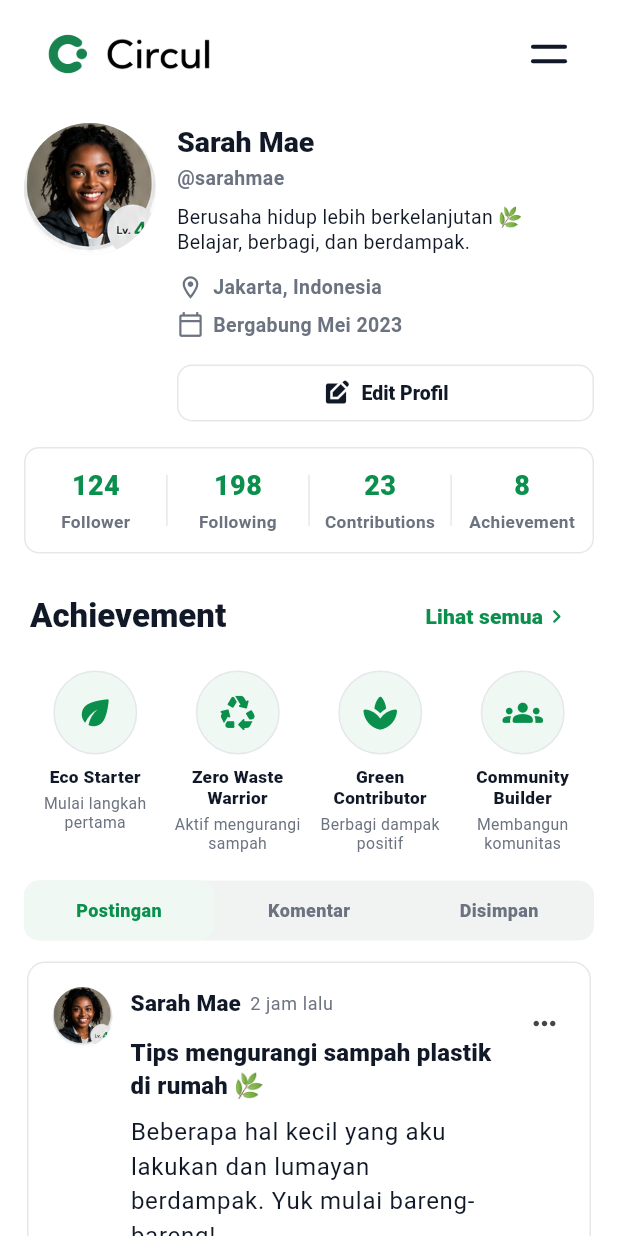
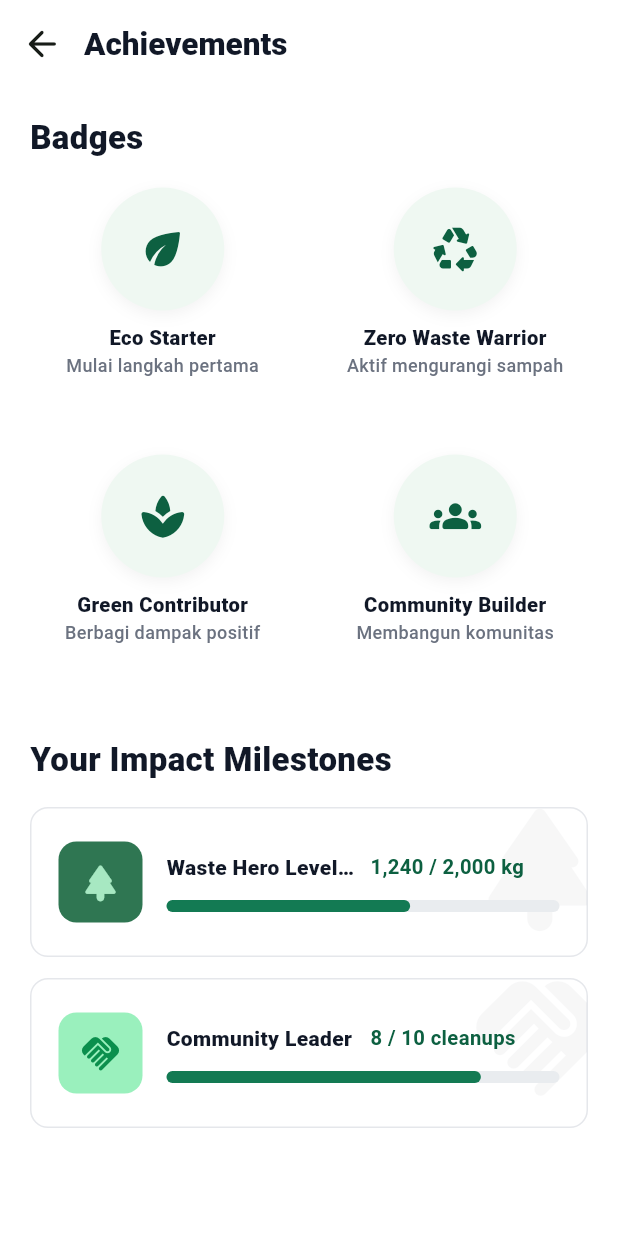
Before and after one commit to geprakoso/circul, a Flutter app: the ProfileScreen widget shown alone on an empty page, opened directly, after a tap on "Lihat semua", on a phone screen of 412 x 824 dp. Run offline on Flutter 3.47's test engine with Material 3 defaults, Android fonts, the phone set to English and light mode, and no system bars; our stand-ins replace flutter_map, geocoding, geolocator, image_picker, latlong2, lottie and 1 more; missing offline and left inert: fuzzy_search_engine; accounts and stored records are empty; Roboto replaces fonts that are missing (SF Pro Display); statements that could not run were skipped.

Commit message:
fix achievement screen

```diff
--- a/lib/home/widgets/feed_post_card.dart
+++ b/lib/home/widgets/feed_post_card.dart
@@ -21,6 +21,7 @@ class FeedPostCard extends StatefulWidget {
     this.compact = false,
     this.framed = false,
     this.showActions = false,
+    this.showFrameBorder = true,
     this.framedMargin,
     this.savedPostRepository,
     this.onPostSaved,
@@ -37,6 +38,7 @@ class FeedPostCard extends StatefulWidget {
   final bool compact;
   final bool framed;
   final bool showActions;
+  final bool showFrameBorder;
   final EdgeInsetsGeometry? framedMargin;
   final SavedPostRepository? savedPostRepository;
   final VoidCallback? onPostSaved;
@@ -282,7 +284,7 @@ class _FeedPostCardState extends State<FeedPostCard> {
       decoration: BoxDecoration(
         color: Colors.white,
         borderRadius: BorderRadius.circular(12),
-        border: Border.all(color: kLine),
+        border: widget.showFrameBorder ? Border.all(color: kLine) : null,
       ),
       child: tappableContent,
     );
--- /dev/null
+++ b/lib/profile/achievement_screen.dart
@@ -0,0 +1,323 @@
+import 'package:flutter/material.dart';
+
+import '../mock_data.dart';
+
+class AchievementScreen extends StatelessWidget {
+  const AchievementScreen({super.key});
+
+  static const _milestones = [
+    _ImpactMilestone(
+      icon: Icons.park_rounded,
+      title: 'Waste Hero Level 4',
+      progressLabel: '1,240 / 2,000 kg',
+      progress: .62,
+      backgroundColor: Color(0xFF2F7652),
+      foregroundColor: Color(0xFFA7E8C2),
+    ),
+    _ImpactMilestone(
+      icon: Icons.handshake_rounded,
+      title: 'Community Leader',
+      progressLabel: '8 / 10 cleanups',
+      progress: .8,
+      backgroundColor: Color(0xFF9AF0BD),
+      foregroundColor: kCirculGreen,
+    ),
+  ];
+
+  @override
+  Widget build(BuildContext context) {
+    return Scaffold(
+      backgroundColor: Colors.white,
+      appBar: AppBar(
+        backgroundColor: Colors.white,
+        surfaceTintColor: Colors.white,
+        centerTitle: false,
+        elevation: 0,
+        toolbarHeight: 58,
+        leadingWidth: 56,
+        titleSpacing: 0,
+        leading: IconButton(
+          tooltip: 'Kembali',
+          onPressed: () => Navigator.of(context).pop(),
+          icon: const Icon(Icons.arrow_back_rounded, size: 28),
+        ),
+        title: const Text(
+          'Achievements',
+          style: TextStyle(
+            color: kInk,
+            fontSize: 21,
+            fontWeight: FontWeight.w900,
+          ),
+        ),
+      ),
+      body: SafeArea(
+        top: false,
+        child: ListView(
+          padding: const EdgeInsets.fromLTRB(20, 18, 20, 28),
+          children: [
+            const Text(
+              'Badges',
+              style: TextStyle(
+                color: kInk,
+                fontSize: 22,
+                fontWeight: FontWeight.w900,
+              ),
+            ),
+            const SizedBox(height: 18),
+            GridView.builder(
+              itemCount: achievements.length,
+              shrinkWrap: true,
+              physics: const NeverScrollableScrollPhysics(),
+              gridDelegate: const SliverGridDelegateWithFixedCrossAxisCount(
+                crossAxisCount: 2,
+                crossAxisSpacing: 18,
+                mainAxisSpacing: 24,
+                mainAxisExtent: 154,
+              ),
+              itemBuilder: (context, index) {
+                return _AchievementTile(achievement: achievements[index]);
+              },
+            ),
+            const SizedBox(height: 34),
+            const Text(
+              'Your Impact Milestones',
+              style: TextStyle(
+                color: kInk,
+                fontSize: 22,
+                fontWeight: FontWeight.w900,
+              ),
+            ),
+            const SizedBox(height: 16),
+            for (final milestone in _milestones) ...[
+              _MilestoneCard(milestone: milestone),
+              if (milestone != _milestones.last) const SizedBox(height: 14),
+            ],
+          ],
+        ),
+      ),
+    );
+  }
+}
+
+class _AchievementTile extends StatelessWidget {
+  const _AchievementTile({required this.achievement});
+
+  final Achievement achievement;
+
+  @override
+  Widget build(BuildContext context) {
+    return LayoutBuilder(
+      builder: (context, constraints) {
+        final badgeSize = constraints.maxWidth < 82
+            ? constraints.maxWidth
+            : 82.0;
+        return Column(
+          children: [
+            Container(
+              width: badgeSize,
+              height: badgeSize,
+              decoration: BoxDecoration(
+                color: const Color(0xFFEFF8F2),
+                shape: BoxShape.circle,
+                boxShadow: [
+                  BoxShadow(
+                    color: Colors.black.withValues(alpha: .05),
+                    blurRadius: 8,
+                    offset: const Offset(0, 3),
+                  ),
+                ],
+              ),
+              child: Icon(
+                achievement.icon,
+                color: const Color(0xFF0D6041),
+                size: badgeSize * .42,
+              ),
+            ),
+            const SizedBox(height: 10),
+            Text(
+              achievement.title,
+              textAlign: TextAlign.center,
+              style: const TextStyle(
+                color: kInk,
+                fontSize: 13.5,
+                fontWeight: FontWeight.w800,
+                height: 1.2,
+              ),
+            ),
+            const SizedBox(height: 4),
+            Text(
+              achievement.caption,
+              textAlign: TextAlign.center,
+              style: const TextStyle(
+                color: kMuted,
+                fontSize: 12,
+                fontWeight: FontWeight.w500,
+                height: 1.2,
+              ),
+            ),
+          ],
+        );
+      },
+    );
+  }
+}
+
+class _MilestoneCard extends StatelessWidget {
+  const _MilestoneCard({required this.milestone});
+
+  final _ImpactMilestone milestone;
+
+  @override
+  Widget build(BuildContext context) {
+    return LayoutBuilder(
+      builder: (context, constraints) {
+        final compact = constraints.maxWidth < 360;
+        final horizontalPadding = compact ? 14.0 : 18.0;
+        final iconSize = compact ? 50.0 : 56.0;
+        final gap = compact ? 12.0 : 16.0;
+        final titleSize = compact ? 13.0 : 14.0;
+        final labelSize = compact ? 12.5 : 13.5;
+
+        return Container(
+          height: compact ? 92 : 100,
+          clipBehavior: Clip.antiAlias,
+          decoration: BoxDecoration(
+            color: Colors.white,
+            borderRadius: BorderRadius.circular(12),
+            border: Border.all(color: kLine),
+          ),
+          child: Stack(
+            children: [
+              Positioned(
+                right: -20,
+                top: -12,
+                child: Icon(
+                  milestone.icon,
+                  color: kInk.withValues(alpha: .035),
+                  size: compact ? 88 : 102,
+                ),
+              ),
+              Padding(
+                padding: EdgeInsets.symmetric(
+                  horizontal: horizontalPadding,
+                  vertical: compact ? 18 : 22,
+                ),
+                child: Row(
+                  children: [
+                    Container(
+                      width: iconSize,
+                      height: iconSize,
+                      decoration: BoxDecoration(
+                        color: milestone.backgroundColor,
+                        borderRadius: BorderRadius.circular(12),
+                      ),
+                      child: Icon(
+                        milestone.icon,
+                        color: milestone.foregroundColor,
+                        size: iconSize * .53,
+                      ),
+                    ),
+                    SizedBox(width: gap),
+                    Expanded(
+                      child: Column(
+                        mainAxisAlignment: MainAxisAlignment.center,
+                        crossAxisAlignment: CrossAxisAlignment.start,
+                        children: [
+                          Row(
+                            children: [
+                              Expanded(
+                                child: Text(
+                                  milestone.title,
+                                  maxLines: 1,
+                                  overflow: TextOverflow.ellipsis,
+                                  style: TextStyle(
+                                    color: kInk,
+                                    fontSize: titleSize,
+                                    fontWeight: FontWeight.w800,
+                                  ),
+                                ),
+                              ),
+                              const SizedBox(width: 10),
+                              Flexible(
+                                child: Text(
+                                  milestone.progressLabel,
+                                  maxLines: 1,
+                                  overflow: TextOverflow.ellipsis,
+                                  textAlign: TextAlign.end,
+                                  style: TextStyle(
+                                    color: const Color(0xFF0D6041),
+                                    fontSize: labelSize,
+                                    fontWeight: FontWeight.w700,
+                                  ),
+                                ),
+                              ),
+                            ],
+                          ),
+                          SizedBox(height: compact ? 10 : 12),
+                          _MilestoneProgress(value: milestone.progress),
+                        ],
+                      ),
+                    ),
+                  ],
+                ),
+              ),
+            ],
+          ),
+        );
+      },
+    );
+  }
+}
+
+class _MilestoneProgress extends StatelessWidget {
+  const _MilestoneProgress({required this.value});
+
+  final double value;
+
+  @override
+  Widget build(BuildContext context) {
+    return LayoutBuilder(
+      builder: (context, constraints) {
+        final progressWidth = constraints.maxWidth * value.clamp(0, 1);
+        return Stack(
+          children: [
+            Container(
+              height: 8,
+              decoration: BoxDecoration(
+                color: const Color(0xFFE9ECEF),
+                borderRadius: BorderRadius.circular(999),
+              ),
+            ),
+            AnimatedContainer(
+              duration: const Duration(milliseconds: 250),
+              width: progressWidth,
+              height: 8,
+              decoration: BoxDecoration(
+                color: const Color(0xFF137A53),
+                borderRadius: BorderRadius.circular(999),
+              ),
+            ),
+          ],
+        );
+      },
+    );
+  }
+}
+
+class _ImpactMilestone {
+  const _ImpactMilestone({
+    required this.icon,
+    required this.title,
+    required this.progressLabel,
+    required this.progress,
+    required this.backgroundColor,
+    required this.foregroundColor,
+  });
+
+  final IconData icon;
+  final String title;
+  final String progressLabel;
+  final double progress;
+  final Color backgroundColor;
+  final Color foregroundColor;
+}
--- a/lib/profile/profile_screen.dart
+++ b/lib/profile/profile_screen.dart
@@ -12,6 +12,7 @@ import '../mock_data.dart';
 import '../saved_post_repository.dart';
 import '../shared/shared_widgets.dart';
 import '../user_repository.dart';
+import 'achievement_screen.dart';
 import 'edit_profile_screen.dart';
 import 'editable_profile.dart';
 import 'widgets/achievement_badge.dart';
@@ -202,6 +203,12 @@ class _ProfileScreenState extends State<ProfileScreen> {
       ..showSnackBar(const SnackBar(content: Text('Profil diperbarui.')));
   }
 
+  void _openAchievements() {
+    Navigator.of(context).push(
+      MaterialPageRoute<void>(builder: (context) => const AchievementScreen()),
+    );
+  }
+
   @override
   Widget build(BuildContext context) {
     return SafeArea(
@@ -292,7 +299,7 @@ class _ProfileScreenState extends State<ProfileScreen> {
           SectionTitle(
             title: 'Achievement',
             action: 'Lihat semua',
-            onAction: () {},
+            onAction: _openAchievements,
           ),
           Padding(
             padding: const EdgeInsets.symmetric(horizontal: 16),
@@ -525,6 +532,7 @@ class _ProfilePostsTab extends StatelessWidget {
                 post: posts[i],
                 compact: true,
                 framed: true,
+                showFrameBorder: false,
                 showActions: true,
                 savedPostRepository: savedPostRepository,
                 onPostSaved: onPostSaved,
@@ -654,6 +662,7 @@ class _ProfileCommentResultCard extends StatelessWidget {
               post: result.post,
               compact: true,
               framed: true,
+              showFrameBorder: false,
               showActions: true,
               framedMargin: const EdgeInsets.only(top: 14),
               savedPostRepository: savedPostRepository,
@@ -725,6 +734,7 @@ class _ProfileSavedPostsTab extends StatelessWidget {
                 post: posts[i],
                 compact: true,
                 framed: true,
+                showFrameBorder: false,
                 showActions: true,
                 savedPostRepository: savedPostRepository,
                 onPostSaved: onSavedPostDeleted,
```
